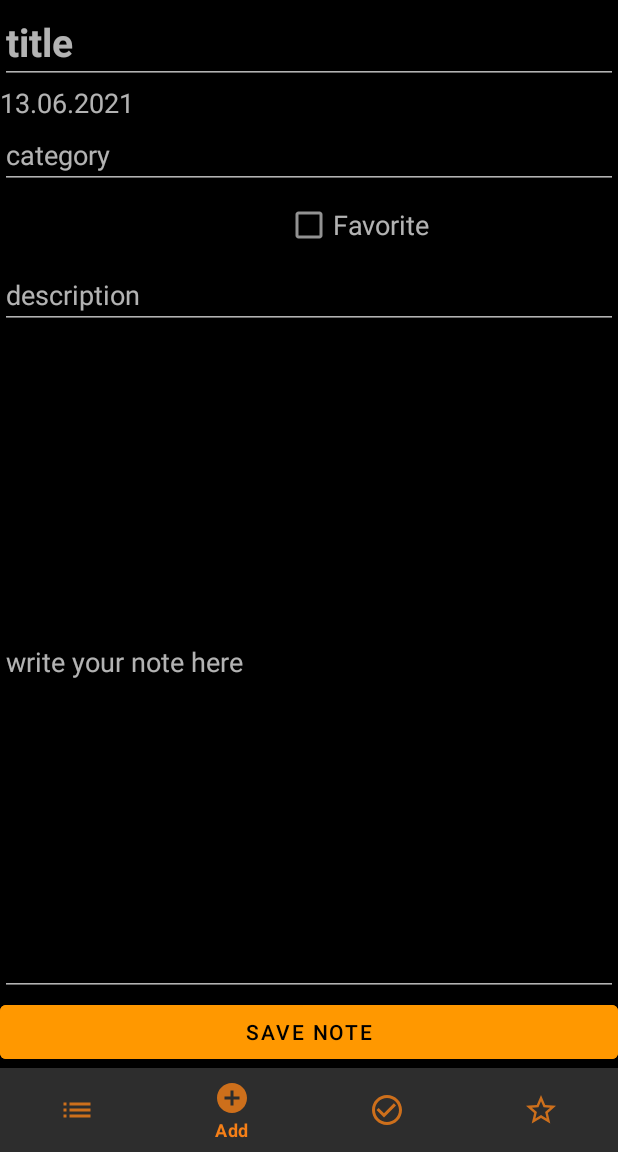
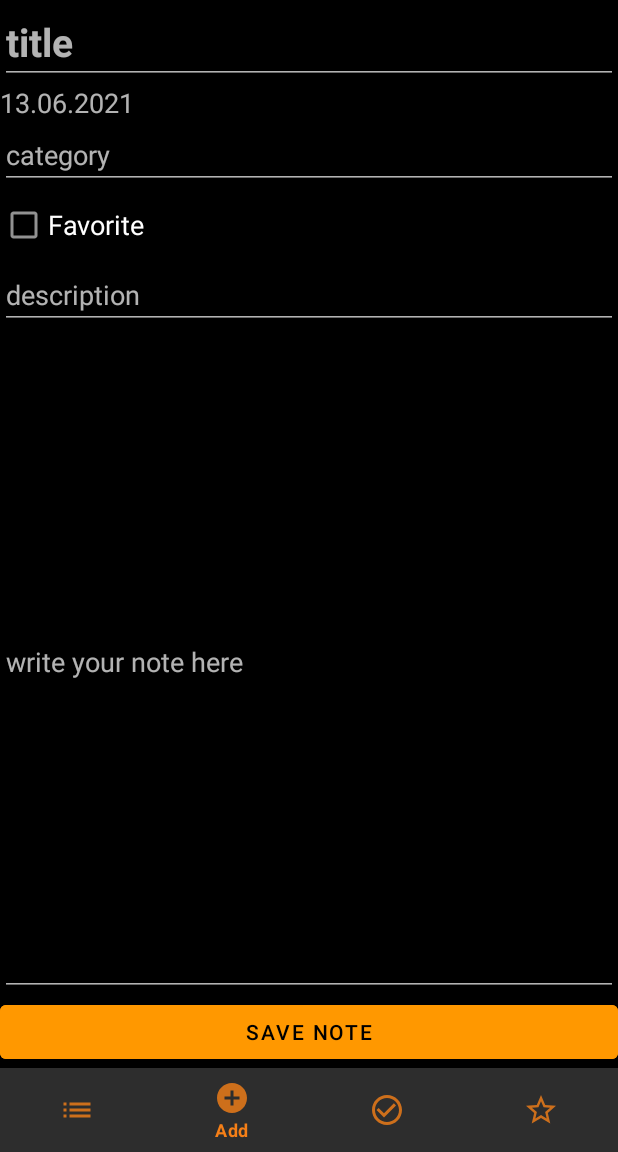
Before and after one commit to BaranovaElena/Notes, an Android app: the screen it shows after launch (MainActivity), item 2 of the bottom bar chosen, on a phone screen of 412 x 824 dp, the part 84-1236 px from its top. Run offline under Robolectric (Android 15) with nearby library versions, the phone set to English and light mode, and no system bars.

Commit message:
hw8: чистка стилей и верстки, убрала пересоздание фрагмента-списка при создании новой заметки, оставив переход по навигации

```diff
--- a/app/src/main/java/com/example/notes/MainActivity.java
+++ b/app/src/main/java/com/example/notes/MainActivity.java
@@ -3,6 +3,7 @@ package com.example.notes;
 import androidx.annotation.NonNull;
 import androidx.appcompat.app.AppCompatActivity;
 import androidx.appcompat.app.AppCompatDelegate;
+import androidx.fragment.app.FragmentManager;
 import androidx.fragment.app.Fragment;
 import androidx.fragment.app.FragmentTransaction;
 
@@ -46,13 +47,19 @@ public class MainActivity extends AppCompatActivity implements NotesFragment.Con
     private boolean setBottomNavListener(MenuItem item) {
         Fragment fragment = null;
         String tag = null;
+        boolean isAddToBackStack = false;
         switch (item.getItemId()) {
             case R.id.navigation_list:
-                fragment = new NotesFragment();
-                tag = NOTES_FRAGMENT_TAG;
+                //если добавляли новую заметку, не надо пересоздавать NotesFragment()
+                //потому что созданные заметки не сохраняются
+                if (getSupportFragmentManager().findFragmentByTag(NOTES_FRAGMENT_TAG) == null) {
+                    fragment = new NotesFragment();
+                    tag = NOTES_FRAGMENT_TAG;
+                }
                 break;
             case R.id.navigation_add:
                 fragment = new OneNoteFragment();
+                isAddToBackStack = true;
                 break;
             case R.id.navigation_tasks:
                 fragment = new TasksFragment();
@@ -65,8 +72,11 @@ public class MainActivity extends AppCompatActivity implements NotesFragment.Con
             FragmentTransaction transaction = getSupportFragmentManager().beginTransaction();
             if (tag != null) {
                 transaction.replace(R.id.nav_host_fragment_activity_main, fragment, tag);
+            } else if (!isAddToBackStack) {
+                transaction.replace(R.id.nav_host_fragment_activity_main, fragment);
             } else {
-                transaction.replace(R.id.nav_host_fragment_activity_main, fragment);
+                transaction.add(R.id.nav_host_fragment_activity_main, fragment);
+                transaction.addToBackStack(null);
             }
             transaction.commit();
             return true;
@@ -135,12 +145,17 @@ public class MainActivity extends AppCompatActivity implements NotesFragment.Con
 
     @Override
     public void saveResult(NoteEntity newNote) {
+        boolean isNoteUpdated = false;
+        getSupportFragmentManager().popBackStack();
+
         NotesFragment notesFragment = (NotesFragment) getSupportFragmentManager()
                 .findFragmentByTag(NOTES_FRAGMENT_TAG);
         if (notesFragment != null) {
-            getSupportFragmentManager().popBackStack();
-            notesFragment.saveEditResult(newNote);
-        } else {
+            isNoteUpdated = notesFragment.saveEditResult(newNote);
+        }
+
+        //если было создание новой заметки, перескакиваем на другую вкладку навигации
+        if (!isNoteUpdated) {
             bottomNavigationView.setSelectedItemId(R.id.navigation_list);
         }
     }
--- a/app/src/main/java/com/example/notes/NotesFragment.java
+++ b/app/src/main/java/com/example/notes/NotesFragment.java
@@ -65,7 +65,7 @@ public class NotesFragment extends Fragment {
         adapter.setList(notesArray);
     }
 
-    public void saveEditResult(NoteEntity newNote) {
+    public boolean saveEditResult(NoteEntity newNote) {
         boolean isUpdated = false;
         for (int i = 0; i < notesArray.size(); i++) {
             //если старая заметка редактировалась, обновляем и переносим в конец списка
@@ -80,6 +80,7 @@ public class NotesFragment extends Fragment {
             notesArray.add(newNote);
         }
         adapter.setList(notesArray);
+        return isUpdated;
     }
 
     interface Controller {
--- a/app/src/main/res/layout/fragment_one_note.xml
+++ b/app/src/main/res/layout/fragment_one_note.xml
@@ -3,7 +3,10 @@
     android:id="@+id/fragment_one_note_container"
     xmlns:android="http://schemas.android.com/apk/res/android"
     xmlns:tools="http://schemas.android.com/tools"
-    style="@style/linear_container"
+    android:layout_width="match_parent"
+    android:layout_height="match_parent"
+    android:orientation="vertical"
+    android:background="@color/background"
     tools:context=".OneNoteFragment">
 
     <com.google.android.material.textfield.TextInputEditText
@@ -23,7 +26,7 @@
     <CheckBox
         android:id="@+id/is_favorite_checkbox"
         style="@style/field_default"
-        android:hint="@string/favorite" />
+        android:text="@string/favorite" />
 
     <com.google.android.material.textfield.TextInputEditText
         android:id="@+id/description_edit_text"
--- a/app/src/main/res/menu-v26/action_menu.xml
+++ b/app/src/main/res/menu-v26/action_menu.xml
@@ -6,7 +6,7 @@
         android:id="@+id/action_menu_category"
         android:icon="@drawable/ic_category"
         app:showAsAction="ifRoom"
-        android:title="@string/theme" />
+        android:title="@string/categories" />
 
     <item
         android:id="@+id/action_menu_theme"
--- a/app/src/main/res/menu/action_menu.xml
+++ b/app/src/main/res/menu/action_menu.xml
@@ -6,7 +6,7 @@
         android:id="@+id/action_menu_category"
         android:icon="@drawable/ic_category"
         app:showAsAction="ifRoom"
-        android:title="@string/theme" />
+        android:title="@string/categories" />
 
     <item
         android:id="@+id/action_menu_theme"
--- a/app/src/main/res/values/strings.xml
+++ b/app/src/main/res/values/strings.xml
@@ -1,31 +1,39 @@
 <resources>
+    <!-- имя приложения -->
     <string name="app_name">Notes</string>
 
+    <!-- окно создания/редактирования заметки -->
     <string name="title_hint">title</string>
     <string name="creation_date_hint">creation date</string>
+    <string name="category">сategory</string>
+    <string name="favorite">Favorite</string>
     <string name="description_hint">description</string>
     <string name="write_your_note_here_hint">write your note here</string>
 
-    <string name="create_new_note">Create new note</string>
+    <!-- кнопки -->
     <string name="save_note">Save note</string>
 
-    <string name="date_format" translatable="false">"dd.MM.yyyy"</string>
-
+    <!-- подписи навигации -->
     <string name="bottom_nav_list">List</string>
     <string name="bottom_nav_favorites">Favorites</string>
     <string name="bottom_nav_tasks">Tasks</string>
     <string name="bottom_nav_add">Add</string>
 
+    <!-- верхнее меню -->
     <string name="theme">Theme</string>
+    <string name="categories">Categories</string>
 
+    <!-- меню категорий -->
     <string name="work">Work</string>
     <string name="study">Study</string>
     <string name="home">Home</string>
     <string name="no_category">No category</string>
     <string name="add_category">Add category</string>
 
+    <!-- фрагменты-заглушки -->
     <string name="favorites_fragment" translatable="false">FAVORITES FRAGMENT</string>
     <string name="tasks_fragment" translatable="false">TASKS FRAGMENT</string>
-    <string name="favorite">Favorite</string>
-    <string name="category">category</string>
+
+    <!-- служебные строки -->
+    <string name="date_format" translatable="false">"dd.MM.yyyy"</string>
 </resources>
--- a/app/src/main/res/values/styles.xml
+++ b/app/src/main/res/values/styles.xml
@@ -1,19 +1,9 @@
 <?xml version="1.0" encoding="utf-8"?>
 <resources>
-    <style name="linear_container">
-        <item name="android:layout_width">match_parent</item>
-        <item name="android:layout_height">match_parent</item>
-        <item name="android:orientation">vertical</item>
-        <item name="android:background">@color/background</item>
-    </style>
-
-    <style name="style_button_create_note">
+    <style name="style_button_save_note">
         <item name="android:layout_width">match_parent</item>
         <item name="android:layout_height">wrap_content</item>
         <item name="android:backgroundTint">@color/create_button_background</item>
-        <item name="android:text">@string/create_new_note</item>
-    </style>
-    <style name="style_button_save_note" parent="style_button_create_note">
         <item name="android:text">@string/save_note</item>
     </style>
 
```
Also changed, not shown: app/src/main/res/layout/fragment_notes.xml (+0 -7 lines), 1 other file.
